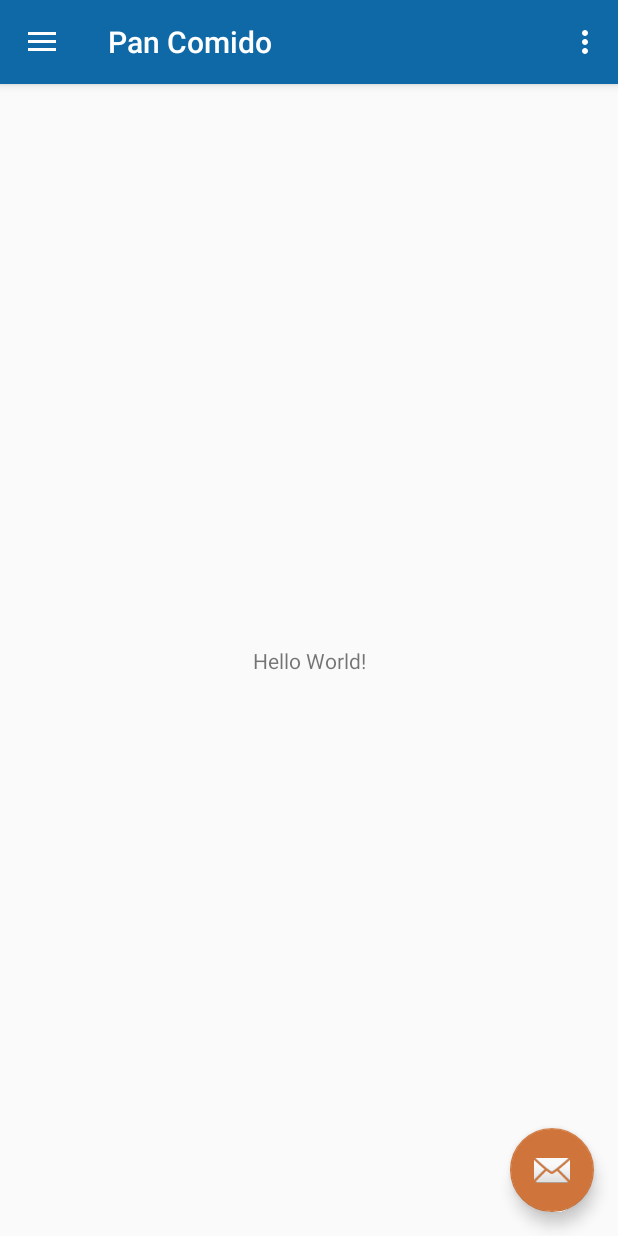
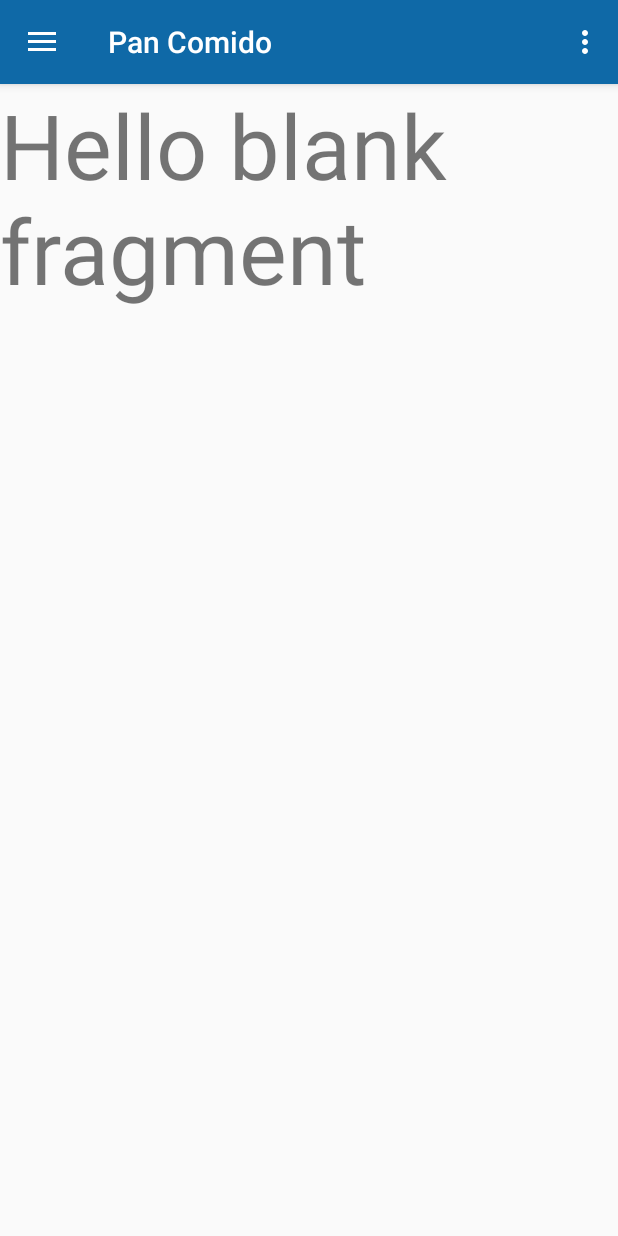
Before and after one commit to COSW2017/PanComido-App, an Android app: the MainActivity screen opened directly, with no data from a screen before it, on a phone screen of 412 x 824 dp. Run offline under Robolectric (Android 15) with nearby library versions, the light colour scheme and no system bars; 2 statements that could not run were skipped.

Commit message:
App base terminada

```diff
--- a/app/build.gradle
+++ b/app/build.gradle
@@ -31,5 +31,6 @@
     compile 'com.squareup.retrofit2:converter-gson:2.3.0'
     compile 'com.android.support:cardview-v7:25.3.1'
     compile 'com.android.support:recyclerview-v7:25.3.1'
+    compile 'com.android.support:support-v4:25.3.1'
     testCompile 'junit:junit:4.12'
 }
--- /dev/null
+++ b/app/src/main/java/cosw/eci/edu/pancomido/misc/SessionManager.java
@@ -0,0 +1,49 @@
+package cosw.eci.edu.pancomido.misc;
+
+import android.content.Context;
+import android.content.SharedPreferences;
+
+/**
+ * Created by Alejandra on 31/10/2017.
+ */
+
+public class SessionManager {
+
+    SharedPreferences pref;
+
+    SharedPreferences.Editor editor;
+
+    Context _context;
+
+    int PRIVATE_MODE = 0;
+
+    private static final String PREF_NAME = "AndroidHivePref";
+
+    private static final String TOKEN = "token";
+
+    public SessionManager(Context context){
+        this._context = context;
+        pref = _context.getSharedPreferences(PREF_NAME, PRIVATE_MODE);
+        editor = pref.edit();
+    }
+
+    public String setToken(String token){
+        editor.putString(TOKEN, token);
+        editor.commit();
+        return token;
+    }
+
+    public Boolean isLoggedIn(){
+        String token = pref.getString(TOKEN, "");
+        return !token.isEmpty();
+    }
+
+    public String getToken(){
+        return pref.getString(TOKEN, "");
+    }
+
+    public void logoutUser(){
+        editor.clear();
+        editor.commit();
+    }
+}
--- a/app/src/main/java/cosw/eci/edu/pancomido/ui/activity/MainActivity.java
+++ b/app/src/main/java/cosw/eci/edu/pancomido/ui/activity/MainActivity.java
@@ -1,10 +1,13 @@
 package cosw.eci.edu.pancomido.ui.activity;
 
+import android.app.FragmentManager;
+import android.app.FragmentTransaction;
 import android.content.Intent;
 import android.content.SharedPreferences;
 import android.os.Bundle;
 import android.support.design.widget.FloatingActionButton;
 import android.support.design.widget.Snackbar;
+
 import android.view.View;
 import android.support.design.widget.NavigationView;
 import android.support.v4.view.GravityCompat;
@@ -16,9 +19,14 @@
 import android.view.MenuItem;
 
 import cosw.eci.edu.pancomido.R;
+import cosw.eci.edu.pancomido.misc.SessionManager;
+import cosw.eci.edu.pancomido.ui.fragment.RestaurantListFragment;
 
 public class MainActivity extends AppCompatActivity
         implements NavigationView.OnNavigationItemSelectedListener {
+
+    public static RestaurantListFragment restaurantListFragment = new RestaurantListFragment();
+    final SessionManager session = new SessionManager(this);
 
     @Override
     protected void onCreate(Bundle savedInstanceState) {
@@ -26,15 +34,6 @@
         setContentView(R.layout.activity_main);
         Toolbar toolbar = (Toolbar) findViewById(R.id.toolbar);
         setSupportActionBar(toolbar);
-
-        FloatingActionButton fab = (FloatingActionButton) findViewById(R.id.fab);
-        fab.setOnClickListener(new View.OnClickListener() {
-            @Override
-            public void onClick(View view) {
-                Snackbar.make(view, "Replace with your own action", Snackbar.LENGTH_LONG)
-                        .setAction("Action", null).show();
-            }
-        });
 
         DrawerLayout drawer = (DrawerLayout) findViewById(R.id.drawer_layout);
         ActionBarDrawerToggle toggle = new ActionBarDrawerToggle(
@@ -44,6 +43,10 @@
 
         NavigationView navigationView = (NavigationView) findViewById(R.id.nav_view);
         navigationView.setNavigationItemSelectedListener(this);
+
+        FragmentManager manager = getFragmentManager();
+        manager.beginTransaction().replace(R.id.fragment_container, restaurantListFragment).addToBackStack(null).commit();
+
     }
 
     @Override
@@ -91,8 +94,7 @@
         } else if (id == R.id.nav_slideshow) {
 
         } else if (id == R.id.nav_logout) {
-            SharedPreferences settings = getSharedPreferences("token", 0);
-            settings.edit().remove("token").apply();
+            session.logoutUser();
             Intent i = new Intent(MainActivity.this, LoginActivity.class);
             startActivity(i);
             finish();
--- /dev/null
+++ b/app/src/main/java/cosw/eci/edu/pancomido/ui/fragment/RestaurantListFragment.java
@@ -0,0 +1,107 @@
+package cosw.eci.edu.pancomido.ui.fragment;
+
+import android.app.Fragment;
+import android.content.Context;
+import android.net.Uri;
+import android.os.Bundle;
+import android.view.LayoutInflater;
+import android.view.View;
+import android.view.ViewGroup;
+
+import cosw.eci.edu.pancomido.R;
+
+
+/**
+ * A simple {@link Fragment} subclass.
+ * Activities that contain this fragment must implement the
+ * {@link RestaurantListFragment.OnFragmentInteractionListener} interface
+ * to handle interaction events.
+ * Use the {@link RestaurantListFragment#newInstance} factory method to
+ * create an instance of this fragment.
+ */
+public class RestaurantListFragment extends Fragment {
+    // TODO: Rename parameter arguments, choose names that match
+    // the fragment initialization parameters, e.g. ARG_ITEM_NUMBER
+    private static final String ARG_PARAM1 = "param1";
+    private static final String ARG_PARAM2 = "param2";
+
+    // TODO: Rename and change types of parameters
+    private String mParam1;
+    private String mParam2;
+
+    private OnFragmentInteractionListener mListener;
+
+    public RestaurantListFragment() {
+        // Required empty public constructor
+    }
+
+    /**
+     * Use this factory method to create a new instance of
+     * this fragment using the provided parameters.
+     *
+     * @param param1 Parameter 1.
+     * @param param2 Parameter 2.
+     * @return A new instance of fragment RestaurantListFragment.
+     */
+    // TODO: Rename and change types and number of parameters
+    public static RestaurantListFragment newInstance(String param1, String param2) {
+        RestaurantListFragment fragment = new RestaurantListFragment();
+        Bundle args = new Bundle();
+        args.putString(ARG_PARAM1, param1);
+        args.putString(ARG_PARAM2, param2);
+        fragment.setArguments(args);
+        return fragment;
+    }
+
+    @Override
+    public void onCreate(Bundle savedInstanceState) {
+        super.onCreate(savedInstanceState);
+        if (getArguments() != null) {
+            mParam1 = getArguments().getString(ARG_PARAM1);
+            mParam2 = getArguments().getString(ARG_PARAM2);
+        }
+    }
+
+    @Override
+    public View onCreateView(LayoutInflater inflater, ViewGroup container,
+                             Bundle savedInstanceState) {
+        // Inflate the layout for this fragment
+        return inflater.inflate(R.layout.fragment_restaurant_list, container, false);
+    }
+
+    // TODO: Rename method, update argument and hook method into UI event
+    public void onButtonPressed(Uri uri) {
+        if (mListener != null) {
+            mListener.onFragmentInteraction(uri);
+        }
+    }
+
+    @Override
+    public void onAttach(Context context) {
+        super.onAttach(context);
+        if (context instanceof OnFragmentInteractionListener) {
+            mListener = (OnFragmentInteractionListener) context;
+        }
+    }
+
+    @Override
+    public void onDetach() {
+        super.onDetach();
+        mListener = null;
+    }
+
+    /**
+     * This interface must be implemented by activities that contain this
+     * fragment to allow an interaction in this fragment to be communicated
+     * to the activity and potentially other fragments contained in that
+     * activity.
+     * <p>
+     * See the Android Training lesson <a href=
+     * "http://developer.android.com/training/basics/fragments/communicating.html"
+     * >Communicating with Other Fragments</a> for more information.
+     */
+    public interface OnFragmentInteractionListener {
+        // TODO: Update argument type and name
+        void onFragmentInteraction(Uri uri);
+    }
+}
--- a/app/src/main/res/layout/app_bar_main.xml
+++ b/app/src/main/res/layout/app_bar_main.xml
@@ -1,10 +1,11 @@
 <?xml version="1.0" encoding="utf-8"?>
-<android.support.design.widget.CoordinatorLayout xmlns:android="http://schemas.android.com/apk/res/android"
+<LinearLayout xmlns:android="http://schemas.android.com/apk/res/android"
     xmlns:app="http://schemas.android.com/apk/res-auto"
     xmlns:tools="http://schemas.android.com/tools"
     android:layout_width="match_parent"
     android:layout_height="match_parent"
-    tools:context="cosw.eci.edu.pancomido.ui.activity.MainActivity">
+    tools:context="cosw.eci.edu.pancomido.ui.activity.MainActivity"
+    android:orientation="vertical">
 
     <android.support.design.widget.AppBarLayout
         android:layout_width="match_parent"
@@ -20,14 +21,10 @@
 
     </android.support.design.widget.AppBarLayout>
 
-    <include layout="@layout/content_main" />
+    <RelativeLayout
+        android:id="@+id/fragment_container"
+        android:layout_width="match_parent"
+        android:layout_height="match_parent">
+    </RelativeLayout>
 
-    <android.support.design.widget.FloatingActionButton
-        android:id="@+id/fab"
-        android:layout_width="wrap_content"
-        android:layout_height="wrap_content"
-        android:layout_gravity="bottom|end"
-        android:layout_margin="@dimen/fab_margin"
-        app:srcCompat="@android:drawable/ic_dialog_email" />
-
-</android.support.design.widget.CoordinatorLayout>
+</LinearLayout>
--- a/app/src/main/res/layout/content_main.xml
+++ b/app/src/main/res/layout/content_main.xml
@@ -8,13 +8,6 @@
     tools:context="cosw.eci.edu.pancomido.ui.activity.MainActivity"
     tools:showIn="@layout/app_bar_main">
 
-    <TextView
-        android:layout_width="wrap_content"
-        android:layout_height="wrap_content"
-        android:text="Hello World!"
-        app:layout_constraintBottom_toBottomOf="parent"
-        app:layout_constraintLeft_toLeftOf="parent"
-        app:layout_constraintRight_toRightOf="parent"
-        app:layout_constraintTop_toTopOf="parent" />
+
 
 </android.support.constraint.ConstraintLayout>
--- /dev/null
+++ b/app/src/main/res/layout/fragment_restaurant_list.xml
@@ -0,0 +1,14 @@
+<FrameLayout xmlns:android="http://schemas.android.com/apk/res/android"
+    xmlns:tools="http://schemas.android.com/tools"
+    android:layout_width="match_parent"
+    android:layout_height="match_parent"
+    tools:context="cosw.eci.edu.pancomido.ui.fragment.RestaurantListFragment">
+
+    <!-- TODO: Update blank fragment layout -->
+    <TextView
+        android:layout_width="match_parent"
+        android:layout_height="match_parent"
+        android:text="@string/hello_blank_fragment"
+        android:textSize="60sp"/>
+
+</FrameLayout>
--- a/app/src/main/res/values/strings.xml
+++ b/app/src/main/res/values/strings.xml
@@ -22,4 +22,7 @@
         completions."
     </string>
     <string name="logout">Cerrar sesión</string>
+
+    <!-- TODO: Remove or change this placeholder text -->
+    <string name="hello_blank_fragment">Hello blank fragment</string>
 </resources>
```
Also changed, not shown: app/src/main/java/cosw/eci/edu/pancomido/ui/activity/LoginActivity.java (+4 -8 lines), app/src/main/res/layout/activity_login.xml (+29 -12 lines).
